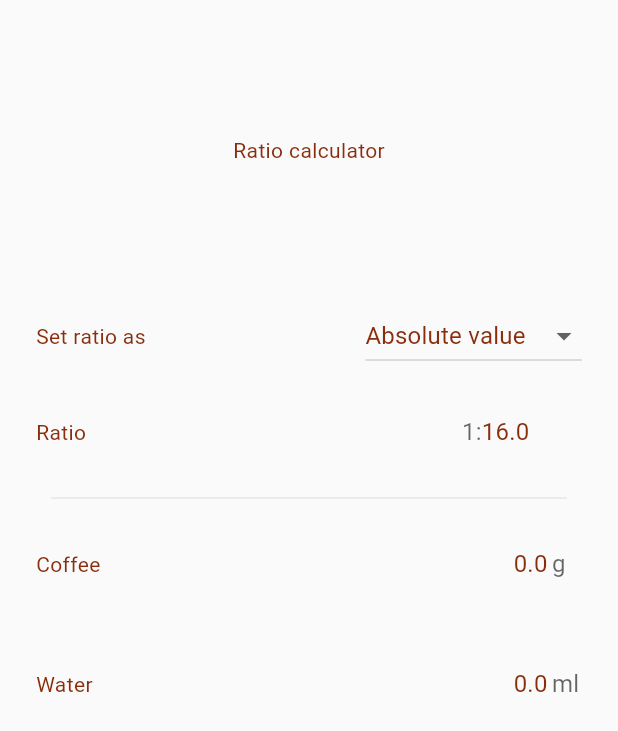
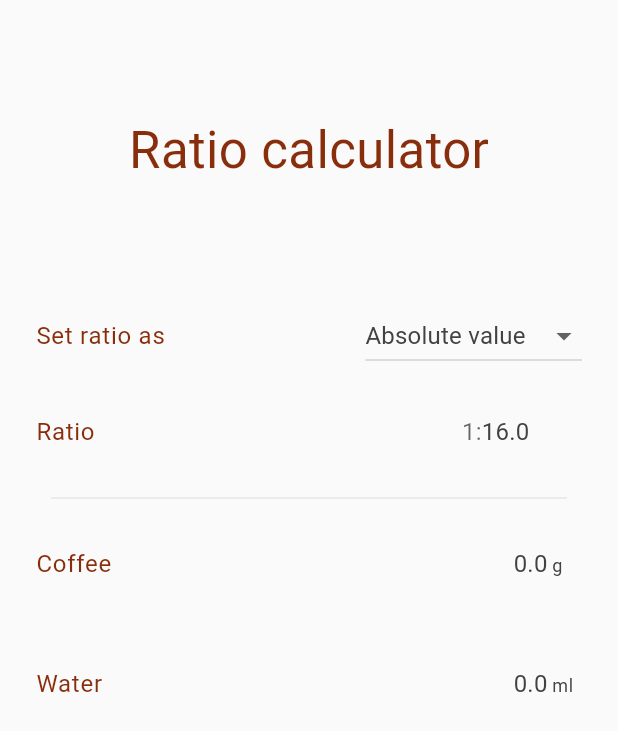
Before and after one commit to antklim/coffee_badger, a Flutter app: the screen it shows after launch, on a phone screen of 412 x 824 dp. Shown: the top 731 px of the screen. Run offline on Flutter 3.47's test engine with Material 2 defaults, Android fonts, the phone set to English and light mode, and no system bars.

Commit message:
App theme applied to components

```diff
--- a/lib/ratio/screen.dart
+++ b/lib/ratio/screen.dart
@@ -3,9 +3,9 @@ import 'package:flutter/material.dart';
 import 'package:coffee_badger/ratio/ratio.dart';
 
 // TODO: Add widget test.
-// TODO: Add text styling: font, size, color.
 // TODO: Set focus to inputs when ratio preferences chanfed.
 // TODO: Make ratio calculator header as a "hero" header with animation (https://flutter.dev/docs/cookbook/lists/floating-app-bar).
+// TODO: Vertically align ratio input with the coffee and water inputs.
 
 // Ratio state change  -- invokes --> water state calculation and water UI update
 // Coffee state change -- invokes --> water state calculation and water UI update
@@ -96,7 +96,9 @@ class _RatioScreenState extends State<RatioScreen> {
       waterController.text = '${value.toStringAsFixed(1)}';
 
   Widget header() => Container(
-      child: Center(child: Text('Ratio calculator')),
+      child: Center(
+          child: Text('Ratio calculator',
+              style: Theme.of(context).textTheme.headline4)),
       height: 200.0,
       padding: const EdgeInsets.only(top: 10.0, bottom: 10.0));
 
@@ -106,12 +108,15 @@ class _RatioScreenState extends State<RatioScreen> {
   Widget coffeeInput() => Row(
         mainAxisAlignment: MainAxisAlignment.spaceBetween,
         children: [
-          Flexible(child: Text('Coffee')),
           Flexible(
-            child: _InputContainer(numberInput(
+              child:
+                  Text('Coffee', style: Theme.of(context).textTheme.bodyText1)),
+          Flexible(
+            child: NumberInput(
                 controller: coffeeController,
-                decoration: decoration(suffix: 'g'),
-                changeObserver: onCoffeeInputChanged)),
+                suffix: 'g',
+                width: _INPUT_WIDTH,
+                changeObserver: onCoffeeInputChanged),
           ),
         ],
       );
@@ -119,12 +124,15 @@ class _RatioScreenState extends State<RatioScreen> {
   Widget waterInput() => Row(
         mainAxisAlignment: MainAxisAlignment.spaceBetween,
         children: [
-          Flexible(child: Text('Water')),
           Flexible(
-            child: _InputContainer(numberInput(
+              child:
+                  Text('Water', style: Theme.of(context).textTheme.bodyText1)),
+          Flexible(
+            child: NumberInput(
                 controller: waterController,
-                decoration: decoration(suffix: 'ml'),
-                changeObserver: onWaterInputChanged)),
+                suffix: 'ml',
+                width: _INPUT_WIDTH,
+                changeObserver: onWaterInputChanged),
           ),
         ],
       );
@@ -208,7 +216,9 @@ class _RatioSettingsState extends State<_RatioSettings> {
           Row(
             mainAxisAlignment: MainAxisAlignment.spaceBetween,
             children: [
-              Flexible(child: Text('Set ratio as')),
+              Flexible(
+                  child: Text('Set ratio as',
+                      style: Theme.of(context).textTheme.bodyText1)),
               Flexible(
                 child: DropdownButton<RatioType>(
                   value: ratioType,
@@ -270,13 +280,15 @@ class _AbsoluteRatioState extends State<_AbsoluteRatio> {
     return Row(
       mainAxisAlignment: MainAxisAlignment.spaceBetween,
       children: [
-        Flexible(child: Text('Ratio')),
         Flexible(
-          child: _InputContainer(numberInput(
+            child: Text('Ratio', style: Theme.of(context).textTheme.bodyText1)),
+        Flexible(
+          child: NumberInput(
               controller: ratioController,
-              decoration: decoration(prefix: '1:'),
+              prefix: '1:',
               textAlign: TextAlign.start,
-              changeObserver: onRatioChanged)),
+              width: _INPUT_WIDTH,
+              changeObserver: onRatioChanged),
         ),
       ],
     );
@@ -316,7 +328,10 @@ class _CompoundRatioState extends State<_CompoundRatio> {
     widget.ratioObserver(coffee: c, water: w);
   }
 
-  Widget label(String text) => Container(child: Text(text), width: 45.0);
+  // TODO: replace label with coffee and beans icons.
+  Widget label(String text) => Container(
+      child: Text(text, style: Theme.of(context).textTheme.bodyText1),
+      width: 55.0);
 
   @override
   Widget build(BuildContext context) {
@@ -324,19 +339,21 @@ class _CompoundRatioState extends State<_CompoundRatio> {
       mainAxisAlignment: MainAxisAlignment.spaceBetween,
       children: [
         Flexible(
-          child: _InputContainer(numberInput(
+          child: NumberInput(
               controller: coffeeController,
-              decoration: decoration(suffix: 'g'),
-              changeObserver: (String s) => onRatioChange())),
+              suffix: 'g',
+              width: _INPUT_WIDTH,
+              changeObserver: (String s) => onRatioChange()),
           flex: 2,
         ),
         label('Coffee'),
         Text('/'),
         Flexible(
-          child: _InputContainer(numberInput(
+          child: NumberInput(
               controller: waterController,
-              decoration: decoration(suffix: 'ml'),
-              changeObserver: (String s) => onRatioChange())),
+              suffix: 'ml',
+              width: _INPUT_WIDTH,
+              changeObserver: (String s) => onRatioChange()),
           flex: 2,
         ),
         label('Water'),
@@ -354,7 +371,3 @@ const EdgeInsetsGeometry _LIST_VIEW_PADDING =
 // ignore: non_constant_identifier_names
 Widget _ListRowContainer(Widget child) =>
     Container(child: child, height: _LIST_ROW_HEIGHT);
-
-// ignore: non_constant_identifier_names
-Widget _InputContainer(Widget input) =>
-    Container(width: _INPUT_WIDTH, child: input);
--- a/lib/widgets/inputs.dart
+++ b/lib/widgets/inputs.dart
@@ -1,17 +1,48 @@
 import 'package:flutter/material.dart';
 
-Widget buildCounterNoop(context, {currentLength, isFocused, maxLength}) => null;
+Widget _buildCounterNoop(context, {currentLength, isFocused, maxLength}) =>
+    null;
 
 // WARN: suffix size selected for particular values g, ml
 // TODO: make suffix size is more generic
-InputDecoration decoration({String prefix = '', String suffix = ''}) {
-  return InputDecoration(
-      border: InputBorder.none,
-      focusedBorder: UnderlineInputBorder(
-        borderSide: BorderSide(color: Color(0xFF6200EE)),
+class NumberInput extends StatelessWidget {
+  final TextEditingController controller;
+  final TextAlign textAlign;
+  final String prefix;
+  final String suffix;
+  final double width;
+  final Function(String) changeObserver;
+
+  const NumberInput(
+      {Key key,
+      this.controller,
+      this.textAlign = TextAlign.end,
+      this.prefix = '',
+      this.suffix = '',
+      this.width,
+      this.changeObserver})
+      : super(key: key);
+
+  @override
+  Widget build(BuildContext context) {
+    return Container(
+      width: width,
+      child: TextField(
+        controller: controller,
+        buildCounter: _buildCounterNoop,
+        decoration: InputDecoration(
+          prefixText: prefix,
+          suffix: SizedBox(
+              width: 20.0,
+              child: Text(suffix, style: Theme.of(context).textTheme.caption)),
+        ),
+        keyboardType: TextInputType.number,
+        maxLength: 5,
+        textAlign: textAlign,
+        onChanged: changeObserver,
       ),
-      prefixText: prefix,
-      suffix: SizedBox(width: 20.0, child: Text(suffix)));
+    );
+  }
 }
 
 // Example for the future use
@@ -35,18 +66,3 @@ InputDecoration decoration({String prefix = '', String suffix = ''}) {
 //       textAlign: textAlign,
 //       onChanged: changeObserver,
 //     );
-
-Widget numberInput(
-        {TextEditingController controller,
-        InputDecoration decoration,
-        TextAlign textAlign = TextAlign.end,
-        Function(String) changeObserver}) =>
-    TextField(
-      controller: controller,
-      buildCounter: buildCounterNoop,
-      decoration: decoration,
-      keyboardType: TextInputType.number,
-      maxLength: 5,
-      textAlign: textAlign,
-      onChanged: changeObserver,
-    );
```
Also changed, not shown: lib/app_theme.dart (+45 -38 lines).
